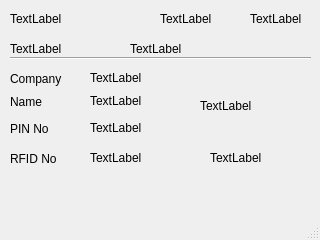
The window that qt/acu/mainwindow.ui (mike-kang/Project_il) describes before a commit, drawn with Qt 5.
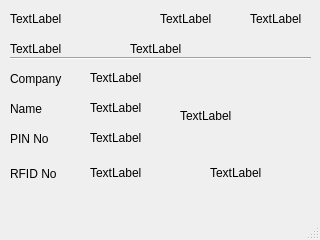
The same window after the commit.

The edit to the form file:
```diff
--- a/qt/acu/mainwindow.ui
+++ b/qt/acu/mainwindow.ui
@@ -126,7 +126,7 @@
     <property name="geometry">
      <rect>
       <x>10</x>
-      <y>93</y>
+      <y>100</y>
       <width>66</width>
       <height>17</height>
      </rect>
@@ -142,7 +142,7 @@
     <property name="geometry">
      <rect>
       <x>10</x>
-      <y>120</y>
+      <y>130</y>
       <width>66</width>
       <height>17</height>
      </rect>
@@ -158,7 +158,7 @@
     <property name="geometry">
      <rect>
       <x>10</x>
-      <y>150</y>
+      <y>165</y>
       <width>66</width>
       <height>17</height>
      </rect>
@@ -190,7 +190,7 @@
     <property name="geometry">
      <rect>
       <x>90</x>
-      <y>93</y>
+      <y>100</y>
       <width>66</width>
       <height>16</height>
      </rect>
@@ -206,7 +206,7 @@
     <property name="geometry">
      <rect>
       <x>90</x>
-      <y>120</y>
+      <y>130</y>
       <width>101</width>
       <height>16</height>
      </rect>
@@ -222,7 +222,7 @@
     <property name="geometry">
      <rect>
       <x>90</x>
-      <y>150</y>
+      <y>165</y>
       <width>111</width>
       <height>16</height>
      </rect>
@@ -238,7 +238,7 @@
     <property name="geometry">
      <rect>
       <x>210</x>
-      <y>150</y>
+      <y>165</y>
       <width>66</width>
       <height>16</height>
      </rect>
@@ -254,7 +254,7 @@
     <property name="geometry">
      <rect>
       <x>10</x>
-      <y>180</y>
+      <y>195</y>
       <width>281</width>
       <height>21</height>
      </rect>
@@ -285,10 +285,10 @@
    <widget class="QLabel" name="labelPhoto">
     <property name="geometry">
      <rect>
-      <x>200</x>
+      <x>180</x>
       <y>70</y>
-      <width>91</width>
-      <height>71</height>
+      <width>121</width>
+      <height>91</height>
      </rect>
     </property>
     <property name="text">
```
